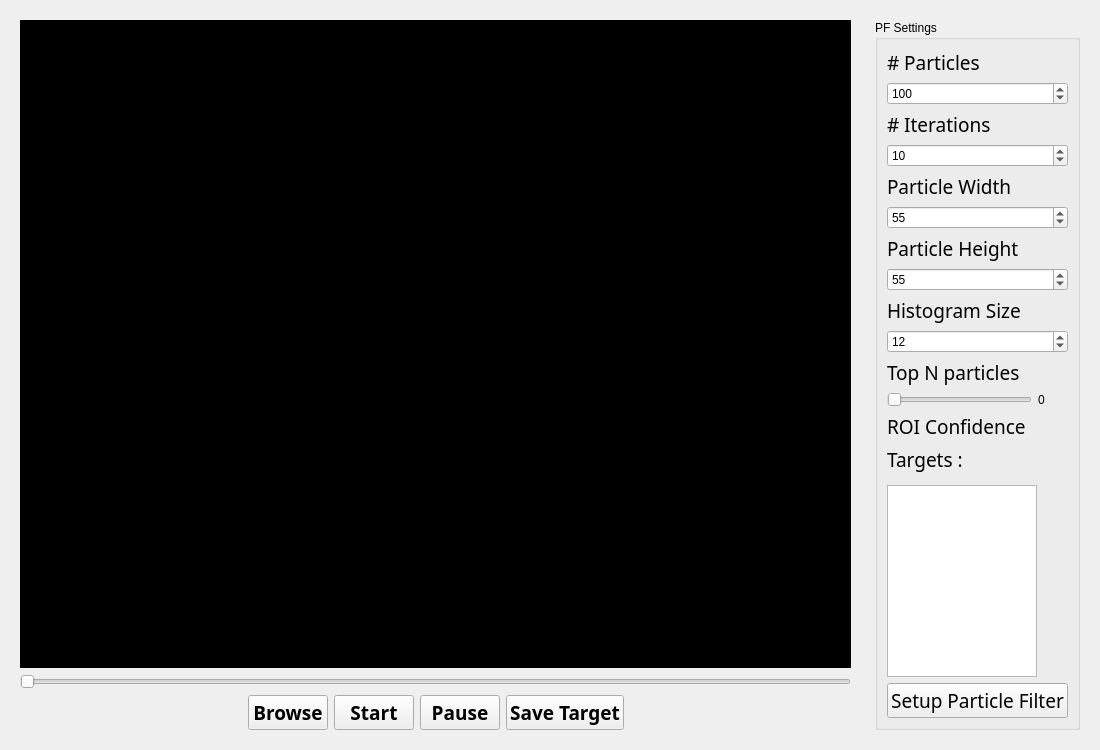
Qt form modules/tracking/particlefilter/ParticleFilterWidgetGui.ui (Boazrciasn/RDFramework) before a commit.
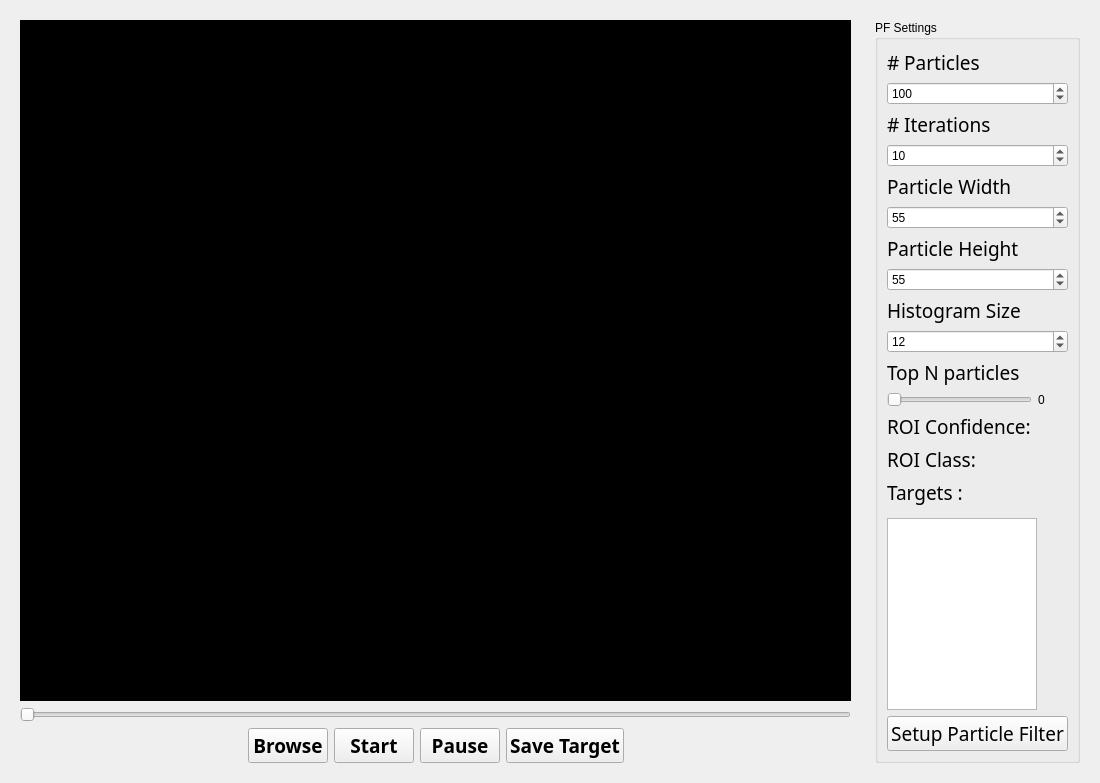
The same form after that commit.

Commit message: minor changes, add detected class

```diff
--- a/modules/tracking/particlefilter/ParticleFilterWidgetGui.ui
+++ b/modules/tracking/particlefilter/ParticleFilterWidgetGui.ui
@@ -308,7 +308,7 @@
               </font>
              </property>
              <property name="text">
-              <string>ROI Confidence</string>
+              <string>ROI Confidence:</string>
              </property>
             </widget>
            </item>
@@ -321,6 +321,30 @@
            </item>
           </layout>
          </item>
+         <item>
+          <layout class="QHBoxLayout" name="horizontalLayout_6">
+           <item>
+            <widget class="QLabel" name="label_5">
+             <property name="font">
+              <font>
+               <family>Futura</family>
+               <pointsize>14</pointsize>
+              </font>
+             </property>
+             <property name="text">
+              <string>ROI Class:</string>
+             </property>
+            </widget>
+           </item>
+           <item>
+            <widget class="QLabel" name="roi_class">
+             <property name="text">
+              <string/>
+             </property>
+            </widget>
+           </item>
+          </layout>
+         </item>
          <item>
           <widget class="QLabel" name="label_3">
            <property name="font">
```
The commit also changes 1 other file.
